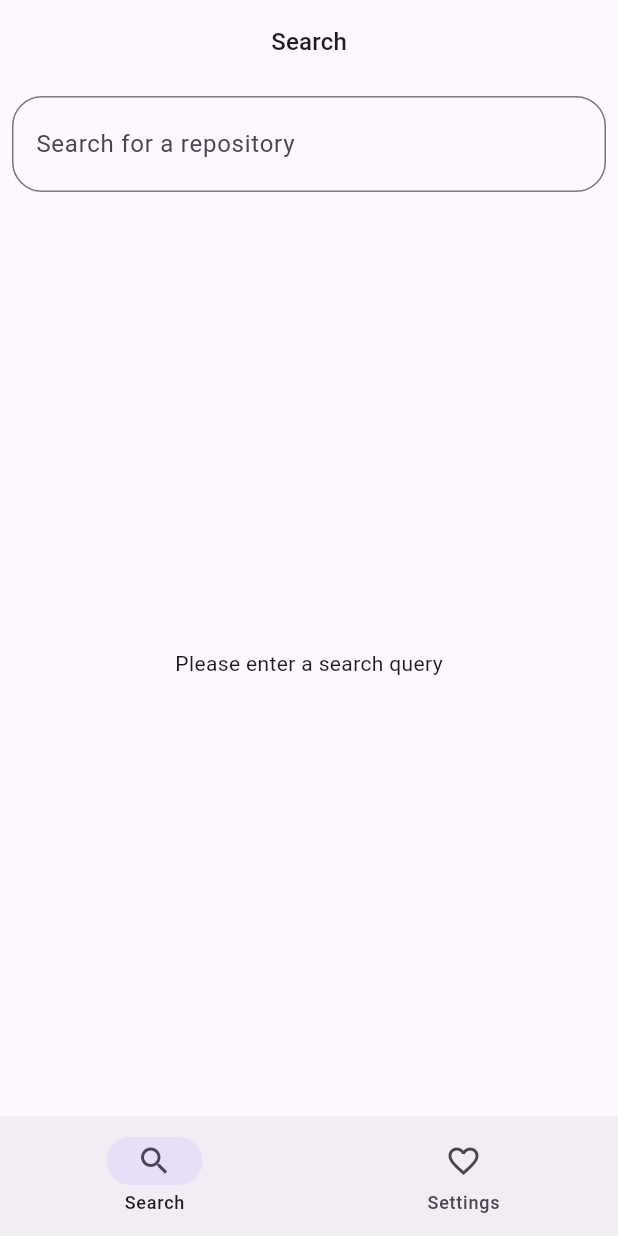
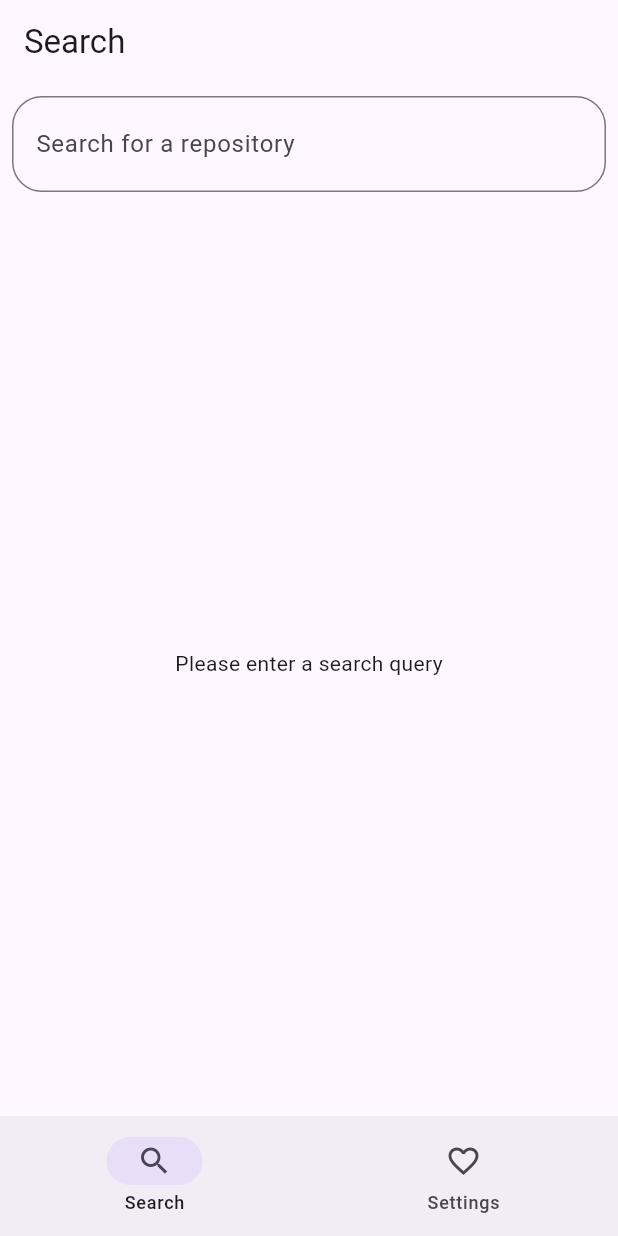
Before and after one commit to paigupai/github_-search, a Flutter app: the screen it shows after launch, on a phone screen of 412 x 824 dp. Run offline on Flutter 3.47's test engine with Material 3 defaults, Android fonts, the phone set to English and light mode, and no system bars; our stand-ins replace cached_network_image, dio, flutter_markdown, flutter_riverpod, flutter_svg, freezed_annotation and 3 more; missing offline and left inert: markdown; generated files the repository leaves out were written again.

Commit message:
検索画面UI修正

```diff
--- a/lib/features/search/presentation/search/search_page.dart
+++ b/lib/features/search/presentation/search/search_page.dart
@@ -26,11 +26,10 @@ class SearchPage extends ConsumerWidget {
       },
       child: Scaffold(
         appBar: AppBar(
-          title: Center(
-              child: Text(
+          title: Text(
             l10n.search_title,
-            style: Theme.of(context).textTheme.titleMedium,
-          )),
+            style: Theme.of(context).textTheme.titleLarge,
+          ),
         ),
         body: NestedScrollView(
           headerSliverBuilder: (BuildContext context, bool innerBoxIsScrolled) {
```
Also changed, not shown: lib/features/search/presentation/repo_details/repo_details_page.dart (+7 -2 lines).
